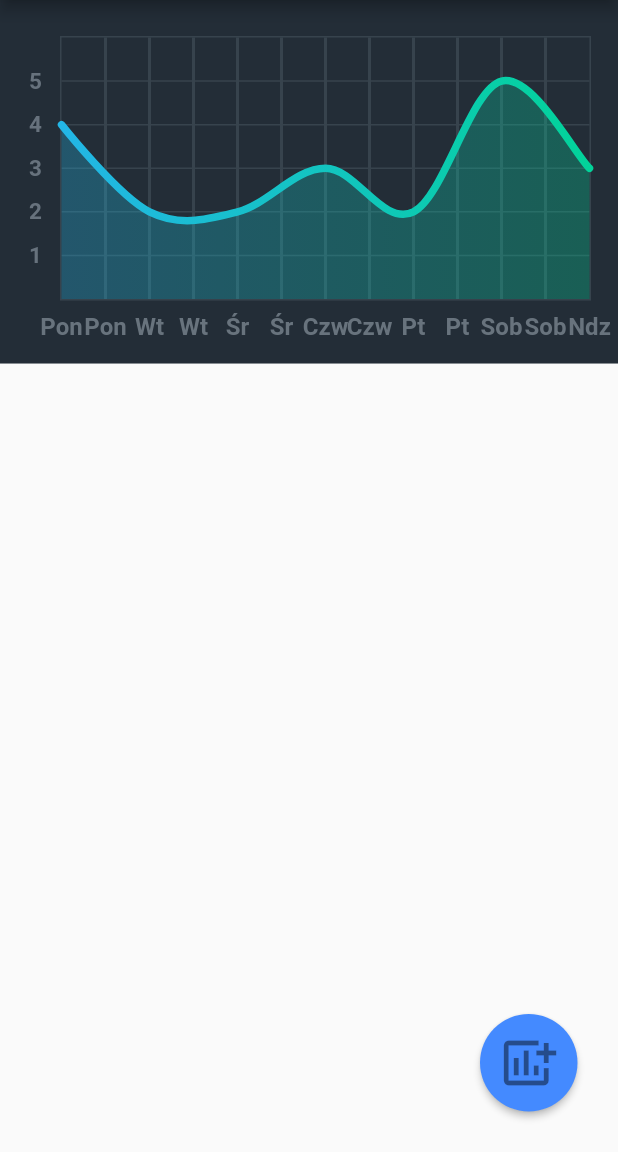
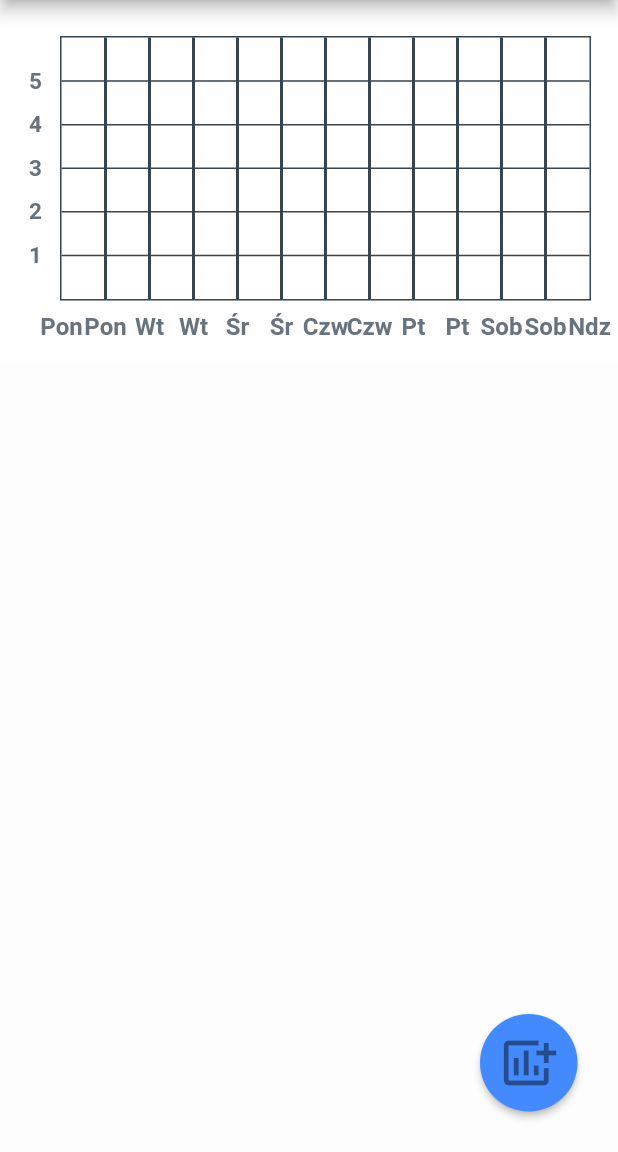
Before and after one commit to SmialyKot/ethos, a Flutter app: the screen it shows after launch, on a phone screen of 412 x 824 dp, the part 84-1236 px from its top. Run offline on Flutter 3.47's test engine with Material 2 defaults, Android fonts, the light colour scheme and no system bars; drawn by our look-alikes of fl_chart; our stand-ins replace hive, hive_flutter, rflutter_alert; accounts and stored records are empty; generated files the repository leaves out were written again.

Commit message:
Basic chart update implementation

```diff
--- a/lib/home_page.dart
+++ b/lib/home_page.dart
@@ -50,6 +50,7 @@ class _HomePageState extends State<HomePage> {
   @override
   Widget build(BuildContext context) {
     return Scaffold(
+      backgroundColor: Colors.white60,
       body: FutureBuilder(
         future: Hive.openBox(dataBoxName),
         builder: (context, snapshot) {
@@ -62,7 +63,7 @@ class _HomePageState extends State<HomePage> {
             );
           }
           else
-            return Container();
+            return Center(child: CircularProgressIndicator(),);
         },
       ),
       floatingActionButton: AddMood(
--- a/lib/mood_chart.dart
+++ b/lib/mood_chart.dart
@@ -1,6 +1,7 @@
 import 'package:fl_chart/fl_chart.dart';
 import 'package:flutter/material.dart';
 import 'databaseFiles/database_helpers.dart';
+import 'databaseFiles/mood_report.dart';
 import 'package:hive/hive.dart';
 import 'package:hive_flutter/hive_flutter.dart';
 
@@ -24,13 +25,31 @@ class _MoodChartState extends State<MoodChart> {
     chartDataBox = Hive.box(dataBoxName);
   }
 
+  List<FlSpot>_chartPoints(List<dynamic> data) {
+    List<FlSpot> _points = [];
+    var i = 0;
+    print(data);
+    if(data.length == 0) {
+      _points.add(FlSpot(0.0, 0.0));
+    }
+    else
+      {
+    for(var temp in data){
+      _points.add(FlSpot(i.toDouble(), (temp.mood).toDouble()));
+      if(i == 6) break;
+      i++;
+    }}
+
+    return _points;
+  }
+
   @override
   Widget build(BuildContext context) {
     return ValueListenableBuilder(
         valueListenable: chartDataBox.listenable(),
         builder: (context, box, widget) {
           var chartData = box.values;
-          print(chartData.toList());// TODO get all data
+          List<FlSpot> chartPoints = _chartPoints(chartData.toList());// TODO get all data
           return Stack(
             children: <Widget>[
               AspectRatio(
@@ -40,11 +59,11 @@ class _MoodChartState extends State<MoodChart> {
                       borderRadius: BorderRadius.all(
                         Radius.zero,
                       ),
-                      color: Color(0xff232d37)),
+                      color: Colors.white60),
                   child: Padding(
                     padding: const EdgeInsets.only(
                         right: 18.0, left: 0.0, top: 24, bottom: 12),
-                    child: LineChart(mainData()),
+                    child: LineChart(mainData(chartPoints)),
                   ),
                 ),
               ),
@@ -53,7 +72,7 @@ class _MoodChartState extends State<MoodChart> {
         });
   }
 
-  LineChartData mainData() {
+  LineChartData mainData(List<FlSpot> chartPoints) {
     return LineChartData(
       gridData: FlGridData(
         show: true,
@@ -133,15 +152,7 @@ class _MoodChartState extends State<MoodChart> {
       lineBarsData: [
         LineChartBarData(
           // TODO Get data from database
-          spots: [
-            FlSpot(0, 4),
-            FlSpot(1, 2),
-            FlSpot(2, 2),
-            FlSpot(3, 3),
-            FlSpot(4, 2),
-            FlSpot(5, 5),
-            FlSpot(6, 3),
-          ],
+          spots: chartPoints,
           isCurved: true,
           colors: gradientColors,
           barWidth: 5,
```
